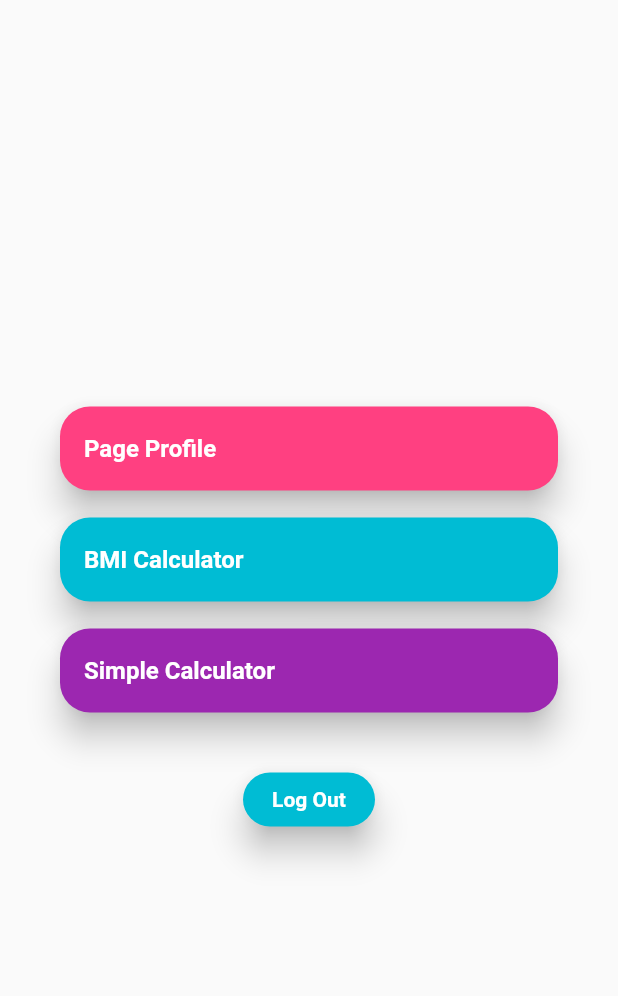
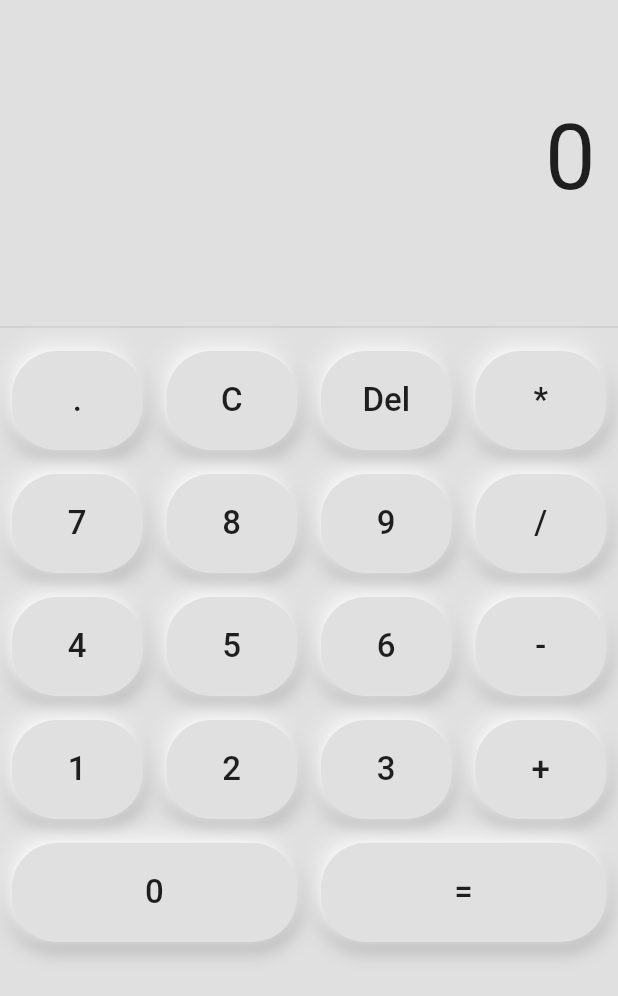
Before and after one commit to muhazam/udacoding_flutter, a Flutter app: the HomePage screen opened directly, after a tap on "Simple Calculator", on a phone screen of 412 x 824 dp. Shown: the top 996 px of the screen. Run offline on Flutter 3.47's test engine with Material 2 defaults, Android fonts, the phone set to English and light mode, and no system bars; our stand-ins replace fluttertoast, shared_preferences; accounts and stored records are empty.

Commit message:
add simple calculator
task week 2 simple calculator

```diff
--- a/task_week2/lib/main.dart
+++ b/task_week2/lib/main.dart
@@ -1,9 +1,15 @@
 import 'package:flutter/material.dart';
+import 'package:flutter/services.dart';
 import 'package:shared_preferences/shared_preferences.dart';
 import 'package:task_week2/screen/loginScreen.dart';
 import 'package:task_week2/screen/homePage.dart';
 
 void main() async {
+  WidgetsFlutterBinding.ensureInitialized();
+  SystemChrome.setPreferredOrientations([
+    DeviceOrientation.portraitDown,
+    DeviceOrientation.portraitUp,
+  ]);
   WidgetsFlutterBinding.ensureInitialized();
   SharedPreferences preferences = await SharedPreferences.getInstance();
   var username = preferences.getString('username');
--- a/task_week2/lib/screen/GoToPage/simpleCalculator/pageSimpleCalculator.dart
+++ b/task_week2/lib/screen/GoToPage/simpleCalculator/pageSimpleCalculator.dart
@@ -0,0 +1,162 @@
+import 'package:flutter/material.dart';
+
+class SimpleCalculator extends StatefulWidget {
+  @override
+  _SimpleCalculatorState createState() => _SimpleCalculatorState();
+}
+
+class _SimpleCalculatorState extends State<SimpleCalculator> {
+  Widget CalculatorButton(String ButtonVal) {
+    return Expanded(
+      child: Container(
+        margin: EdgeInsets.all(8),
+        decoration: BoxDecoration(
+          borderRadius: BorderRadius.circular(30),
+          color: Colors.grey[300],
+          boxShadow: [
+            BoxShadow(
+              color: Colors.grey[500],
+              offset: Offset(0.0, 3.0),
+              blurRadius: 10.0,
+              spreadRadius: 2.0,
+            ),
+            BoxShadow(
+              color: Colors.white,
+              offset: Offset(-2.0, -3.0),
+              blurRadius: 10.0,
+              spreadRadius: 2.0,
+            ),
+          ],
+        ),
+        child: MaterialButton(
+          onPressed: () => PressButton(ButtonVal),
+          padding: EdgeInsets.all(20),
+          child: Text(
+            ButtonVal,
+            style: TextStyle(fontSize: 22.0),
+          ),
+        ),
+      ),
+    );
+  }
+
+  String operand = '';
+  String _outcalc = '0';
+  String output = '0';
+  double num1 = 0.0;
+  double num2 = 0.0;
+
+  PressButton(String val) {
+    print(val);
+    if (val == "C") {
+      _outcalc = '0';
+      num1 = 0;
+      num2 = 0;
+      operand = '';
+    } else if (val == "-" || val == "+" || val == "/" || val == "*") {
+      num1 = double.parse(output);
+      operand = val;
+      _outcalc = '0';
+      output = output + val;
+    } else if (val == ".") {
+      if (_outcalc.contains(".")) {
+        return;
+      } else {
+        _outcalc = _outcalc + val;
+      }
+    } else if (val == "=") {
+      num2 = double.parse(output);
+      if (operand == "+") {
+        _outcalc = (num1 + num2).toString();
+      }
+
+      if (operand == "-") {
+        _outcalc = (num1 - num2).toString();
+      }
+
+      if (operand == "*") {
+        _outcalc = (num1 * num2).toString();
+      }
+
+      if (operand == "/") {
+        _outcalc = (num1 / num2).toString();
+      }
+      num1 = 0.0;
+      num2 = 0.0;
+    } else {
+      _outcalc = _outcalc + val;
+    }
+
+    setState(() {
+      output = double.parse(_outcalc).toStringAsFixed(0);
+    });
+  }
+
+  @override
+  Widget build(BuildContext context) {
+    return SafeArea(
+      child: Scaffold(
+        backgroundColor: Colors.grey[300],
+        body: ListView(
+          children: [
+            Container(
+              alignment: Alignment.bottomRight,
+              padding: EdgeInsets.symmetric(horizontal: 15.0, vertical: 70.0),
+              child: Text(
+                output,
+                style: TextStyle(
+                  fontSize: 60,
+                ),
+              ),
+            ),
+            Expanded(
+              child: Divider(),
+            ),
+            Column(
+              children: [
+                Row(
+                  children: [
+                    CalculatorButton("."),
+                    CalculatorButton("C"),
+                    CalculatorButton("Del"),
+                    CalculatorButton("*"),
+                  ],
+                ),
+                Row(
+                  children: [
+                    CalculatorButton("7"),
+                    CalculatorButton("8"),
+                    CalculatorButton("9"),
+                    CalculatorButton("/"),
+                  ],
+                ),
+                Row(
+                  children: [
+                    CalculatorButton("4"),
+                    CalculatorButton("5"),
+                    CalculatorButton("6"),
+                    CalculatorButton("-"),
+                  ],
+                ),
+                Row(
+                  children: [
+                    CalculatorButton("1"),
+                    CalculatorButton("2"),
+                    CalculatorButton("3"),
+                    CalculatorButton("+"),
+                  ],
+                ),
+                Row(
+                  children: [
+                    CalculatorButton("0"),
+                    CalculatorButton("="),
+                  ],
+                ),
+              ],
+            )
+          ],
+        ),
+      ),
+    );
+  }
+}
--- a/task_week2/lib/screen/homePage.dart
+++ b/task_week2/lib/screen/homePage.dart
@@ -3,6 +3,7 @@ import 'package:fluttertoast/fluttertoast.dart';
 import 'package:shared_preferences/shared_preferences.dart';
 import 'package:task_week2/screen/GoToPage/bmiCalculator/pageBmiCalculator.dart';
 import 'package:task_week2/screen/GoToPage/pageProfile.dart';
+import 'package:task_week2/screen/GoToPage/simpleCalculator/pageSimpleCalculator.dart';
 import 'package:task_week2/screen/loginScreen.dart';
 
 class HomePage extends StatefulWidget {
@@ -119,9 +120,7 @@ class _HomePageState extends State<HomePage> {
           elevation: 9,
           child: InkWell(
             splashColor: Colors.yellow.withAlpha(70),
-            onTap: () {
-              print('Card tapped.');
-            },
+            onTap: () => _navPageSimpleCalculator(),
             child: Column(
               mainAxisAlignment: MainAxisAlignment.center,
               mainAxisSize: MainAxisSize.min,
@@ -153,7 +152,10 @@ class _HomePageState extends State<HomePage> {
         context, MaterialPageRoute(builder: (context) => BmiInput()));
   }
 
-  void _navPageSimpleCalculator() {}
+  void _navPageSimpleCalculator() {
+    Navigator.push(
+        context, MaterialPageRoute(builder: (context) => SimpleCalculator()));
+  }
 
   Widget _cardUserPage() {
     return Container(
--- a/task_week2/pubspec.yaml
+++ b/task_week2/pubspec.yaml
@@ -25,6 +25,9 @@ dependencies:
   fluttertoast: ^7.1.1
   flutter:
     sdk: flutter
+  url_launcher: ^5.7.2
+  math_expressions: ^2.0.1
+  clipboard_manager: ^0.0.4
 
 
   # The following adds the Cupertino Icons font to your application.
```
